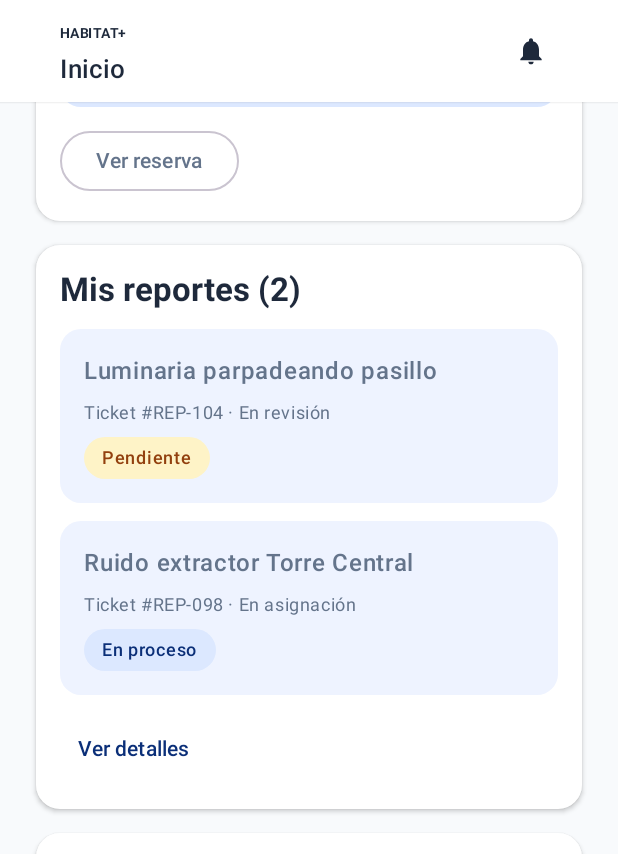
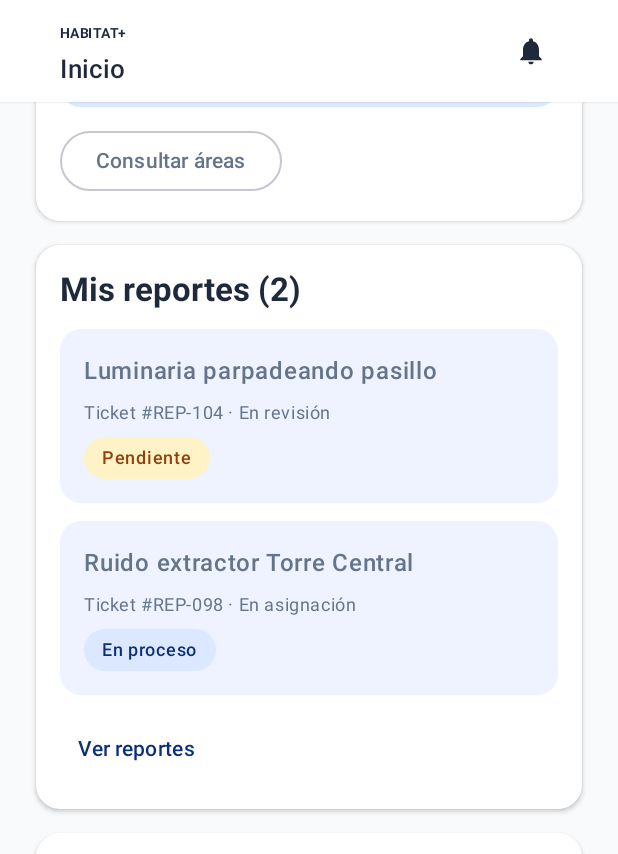
Before and after one commit to xituprime/habitat-plus-mobile, an Android app built with Jetpack Compose: the DashboardScreen screen opened through its navigation route, scrolled down 962 dp, on a phone screen of 412 x 824 dp. Shown: the top 854 px of the screen. Run offline under Robolectric (Android 15) with nearby library versions, the phone set to English and light mode, and no system bars; our stand-ins replace Room's generated code; 17 statements that could not run were skipped.

Commit message:
fix: clarify dashboard navigation button labels

```diff
--- a/app/src/main/java/com/habitatplus/app/features/dashboard/ui/DashboardScreen.kt
+++ b/app/src/main/java/com/habitatplus/app/features/dashboard/ui/DashboardScreen.kt
@@ -398,13 +398,7 @@ private fun DashboardReservationSection(
                 onIntent(DashboardIntent.OpenAreas)
             }
         ) {
-            Text(
-                text = if (reservation == null) {
-                    "Consultar áreas"
-                } else {
-                    "Ver reserva"
-                }
-            )
+            Text("Consultar áreas")
         }
     }
 }
@@ -462,7 +456,7 @@ private fun DashboardReportsSection(
                 onIntent(DashboardIntent.OpenReports)
             }
         ) {
-            Text("Ver detalles")
+            Text("Ver reportes")
         }
     }
 }
```
